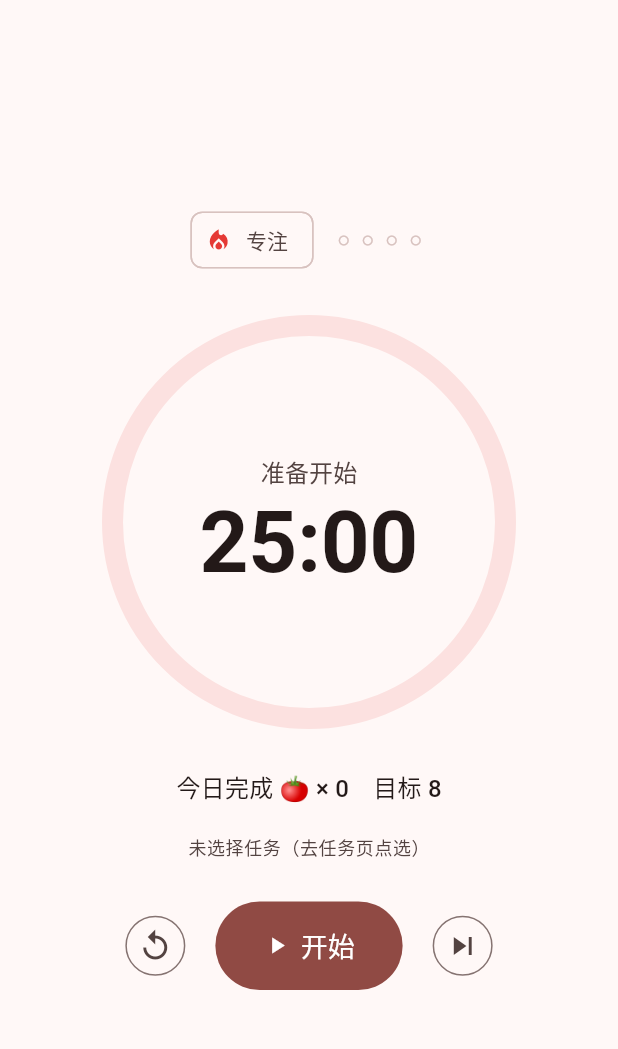
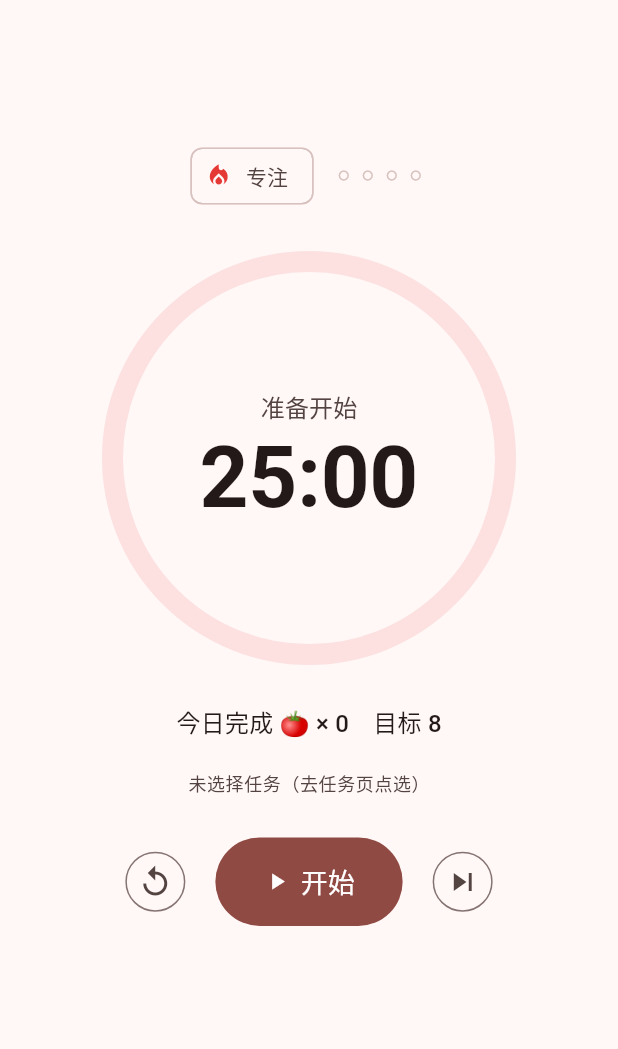
Before and after one commit to B-lackLuster/pomodoro, a Flutter app: the screen it shows after launch, on a phone screen of 412 x 824 dp, the part 63-1112 px from its top. Run offline on Flutter 3.47's test engine with Material 3 defaults, Android fonts, the phone set to English and light mode, and no system bars; our stand-ins replace audioplayers, flutter_local_notifications, flutter_riverpod, shared_preferences; missing offline and left inert: file_selector, launch_at_startup, tray_manager, window_manager.

Commit message:
体验调整：开始音换木琴双音，主界面内容整体上移

```diff
--- a/lib/features/timer/timer_page.dart
+++ b/lib/features/timer/timer_page.dart
@@ -64,11 +64,17 @@ class TimerPage extends ConsumerWidget {
           ),
         ],
       ),
-      body: Center(
-        child: SingleChildScrollView(
-          padding: const EdgeInsets.all(24),
+      body: LayoutBuilder(
+        builder: (context, constraints) => SingleChildScrollView(
+          child: SizedBox(
+            height: constraints.maxHeight,
+            child: Padding(
+              padding: const EdgeInsets.symmetric(horizontal: 24),
+              child: Align(
+                // 内容整体偏上（约 1/3 处），高窗口下不留大空档
+                alignment: const Alignment(0, -0.35),
                 child: Column(
-            mainAxisAlignment: MainAxisAlignment.center,
+                  mainAxisSize: MainAxisSize.min,
                   children: [
                     _PhaseBadge(pomo: pomo, config: config),
                     const SizedBox(height: 24),
@@ -99,6 +105,9 @@ class TimerPage extends ConsumerWidget {
                     const SizedBox(height: 12),
                     _Controls(pomo: pomo),
                   ],
+                ),
+              ),
+            ),
           ),
         ),
       ),
```
Also changed, not shown: 1 other file. Lines whose indentation alone changed are shown as unchanged.
